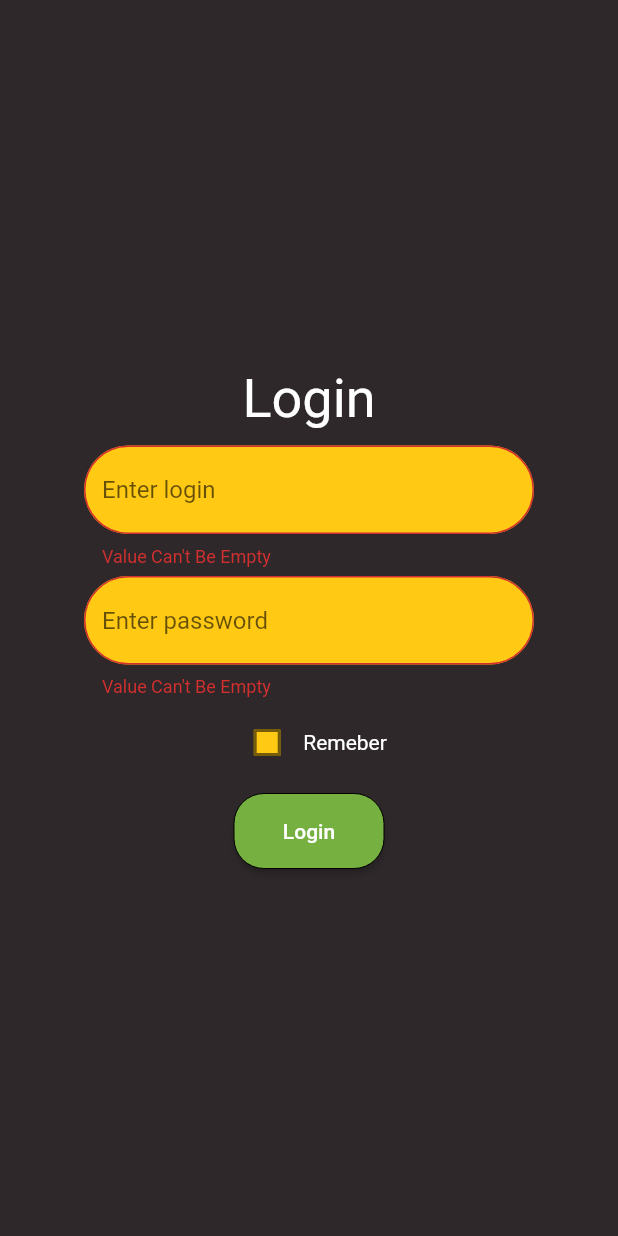
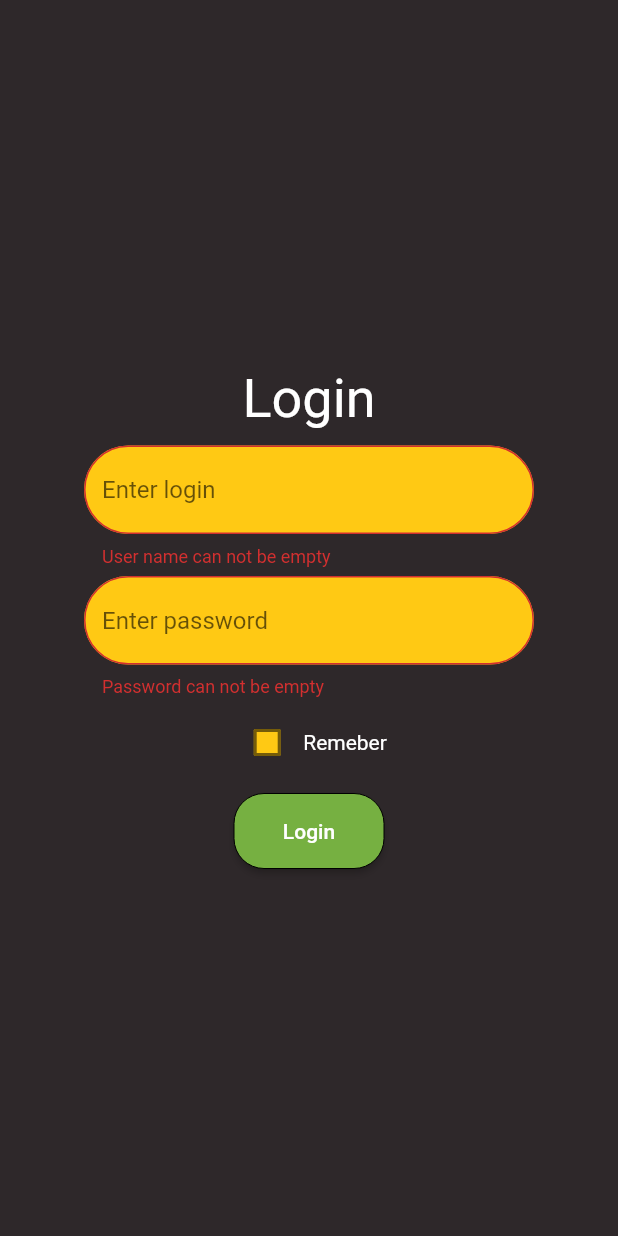
Before and after one commit to c4m3lion/odtvprojectfiles, a Flutter app: the screen it shows after launch, after a tap on "Login", on a phone screen of 412 x 824 dp. Run offline on Flutter 3.47's test engine with Material 2 defaults, Android fonts, the phone set to English and light mode, and no system bars; our stand-ins replace flutter_secure_storage.

Commit message:
UI-login

```diff
--- a/lib/main.dart
+++ b/lib/main.dart
@@ -1,6 +1,7 @@
 // ignore_for_file: prefer_const_constructors
 import 'dart:io';
 import 'package:flutter/material.dart';
+import 'package:flutter/services.dart';
 import 'package:odtvprojectfiles/mylibs/myDatas.dart';
 import 'package:odtvprojectfiles/pages/login_page.dart';
 import 'package:odtvprojectfiles/pages/main_page.dart';
@@ -15,7 +16,11 @@ class MyHttpOverrides extends HttpOverrides {
 }
 
 void main() {
-  runApp(MaterialApp(
+  runApp(Shortcuts(
+    shortcuts: <LogicalKeySet, Intent>{
+      LogicalKeySet(LogicalKeyboardKey.select): ActivateIntent(),
+    },
+    child: MaterialApp(
       theme: ThemeData(
         primaryColor: MyColors.yellow,
         focusColor: MyColors.yellow,
@@ -37,5 +42,6 @@ void main() {
         '/login': (context) => LoginPage(),
         '/main': (context) => MainPage(),
       },
+    ),
   ));
 }
--- a/lib/mylibs/myDatas.dart
+++ b/lib/mylibs/myDatas.dart
@@ -8,3 +8,13 @@ class MyColors {
   static Color green = const Color(0xff76B041);
   static Color white = Colors.white;
 }
+
+class MyPrint {
+  static void printWarning(String text) {
+    print('\x1B[33m$text\x1B[0m');
+  }
+
+  static void printError(String text) {
+    print('\x1B[31m$text\x1B[0m');
+  }
+}
--- a/lib/pages/login_page.dart
+++ b/lib/pages/login_page.dart
@@ -2,7 +2,9 @@
 
 import 'package:flutter/gestures.dart';
 import 'package:flutter/material.dart';
+import 'package:flutter_secure_storage/flutter_secure_storage.dart';
 import 'package:odtvprojectfiles/mylibs/myDatas.dart';
+import 'package:odtvprojectfiles/mylibs/myNetwork.dart';
 
 class LoginPage extends StatefulWidget {
   const LoginPage({Key? key}) : super(key: key);
@@ -14,32 +16,81 @@ class LoginPage extends StatefulWidget {
 class _LoginPageState extends State<LoginPage> {
   final userText = TextEditingController();
   final passText = TextEditingController();
+  final storage = new FlutterSecureStorage();
   bool isSave = false;
-  bool _validateUser = false;
-  bool _validatePass = false;
+  String? _validateUser = null;
+  String? _validatePass = null;
+  bool process = false;
 
   ///Functions///////////////////////////////
 
   void checkInput({bool canGo = false}) {
-    _validateUser = false;
-    _validatePass = false;
+    if (process) {
+      return;
+    }
+    _validateUser = null;
+    _validatePass = null;
     if (userText.text.isEmpty) {
-      _validateUser = true;
+      _validateUser = "User name can not be empty";
     }
     if (!canGo) {
       setState(() {});
       return;
     }
+    MyPrint.printWarning("userValidation is correct!");
     if (passText.text.isEmpty) {
-      _validatePass = true;
+      _validatePass = "Password can not be empty";
     }
     setState(() {});
-    if (!_validatePass && !_validateUser) {
-      getDatas();
+    if (_validatePass == null && _validateUser == null) {
+      startLogin(user: userText.text, pass: passText.text);
     }
   }
 
-  void getDatas() {}
+  Future<void> startLogin({required String user, required String pass}) async {
+    setState(() {
+      process = true;
+    });
+    if (isSave) {
+      await storage.write(key: "user", value: user);
+      await storage.write(key: "pass", value: pass);
+      await storage.write(key: "isSave", value: isSave.toString());
+    } else {
+      await storage.delete(key: "user");
+      await storage.delete(key: "pass");
+      await storage.write(key: "isSave", value: isSave.toString());
+    }
+    MyPrint.printWarning("login started");
+    String _res = await MyNetwork().login(login: user, pass: pass);
+    if (_res == "OK") {
+      MyPrint.printWarning(MyNetwork.token);
+      Navigator.pushReplacementNamed(context, "/main");
+    } else {
+      MyPrint.printError(_res);
+      if (_res == "not enough data") {
+        _validateUser = "enter user correctly";
+        _validatePass = "Enter password correctly!";
+      }
+      if (_res == "wrong login or password") {
+        _validateUser = "wrong login or password";
+        _validatePass = "wrong login or password";
+      }
+      setState(() {
+        process = false;
+      });
+    }
+  }
+
+  void firstStart() async {
+    String _issave = await storage.read(key: "isSave") ?? "false";
+    isSave = _issave == "true" ? true : false;
+
+    if (isSave) {
+      userText.text = (await storage.read(key: "user")) ?? "";
+      passText.text = (await storage.read(key: "pass")) ?? "";
+    }
+    setState(() {});
+  }
 
   /////////////////
   @override
@@ -52,6 +103,8 @@ class _LoginPageState extends State<LoginPage> {
 
   @override
   void initState() {
+    MyPrint.printWarning("Welcome to Login Page");
+    firstStart();
     super.initState();
   }
 
@@ -88,6 +141,7 @@ class _LoginPageState extends State<LoginPage> {
                     ),
                     TextField(
                         //autofocus: true,
+                        enabled: !process,
                         decoration: InputDecoration(
                           border: OutlineInputBorder(
                               borderRadius: BorderRadius.circular(30),
@@ -97,8 +151,7 @@ class _LoginPageState extends State<LoginPage> {
                           focusColor: MyColors.cyan,
                           hintText: "Enter login",
                           //labelText: "User",
-                          errorText:
-                              _validateUser ? 'Value Can\'t Be Empty' : null,
+                          errorText: _validateUser,
                         ),
                         controller: userText,
                         enableSuggestions: false,
@@ -111,6 +164,7 @@ class _LoginPageState extends State<LoginPage> {
                       height: 6,
                     ),
                     TextField(
+                        enabled: !process,
                         decoration: InputDecoration(
                           border: OutlineInputBorder(
                               borderRadius: BorderRadius.circular(30),
@@ -120,17 +174,16 @@ class _LoginPageState extends State<LoginPage> {
                           focusColor: MyColors.cyan,
                           hintText: "Enter password",
                           //labelText: "User",
-                        errorText:
-                            _validatePass ? 'Value Can\'t Be Empty' : null,
+                          errorText: _validatePass,
                         ),
                         controller: passText,
                         obscureText: true,
                         enableSuggestions: false,
                         autocorrect: false,
                         onSubmitted: (value) {
-                        checkInput(canGo: true);
+                          checkInput(canGo: false);
                         },
-                    ),
+                        textInputAction: TextInputAction.next),
                     SizedBox(
                       height: 6,
                     ),
@@ -169,7 +222,8 @@ class _LoginPageState extends State<LoginPage> {
                       width: 100,
                       height: 50,
                       child: ElevatedButton(
-                        onPressed: () => {checkInput(canGo: true)},
+                        onPressed:
+                            process ? null : () => {checkInput(canGo: true)},
                         child: Text("Login"),
                         style: ButtonStyle(
                           backgroundColor:
--- a/pubspec.yaml
+++ b/pubspec.yaml
@@ -29,12 +29,11 @@ environment:
 dependencies:
   flutter:
     sdk: flutter
-
-
   # The following adds the Cupertino Icons font to your application.
   # Use with the CupertinoIcons class for iOS style icons.
   cupertino_icons: ^1.0.2
   http: ^0.13.4
+  flutter_secure_storage: ^5.0.2
 
 dev_dependencies:
   flutter_test:
```
Also changed, not shown: lib/mylibs/myNetwork.dart (+37 -1 lines), pubspec.lock, 1 other file. Lines whose indentation alone changed are shown as unchanged.
